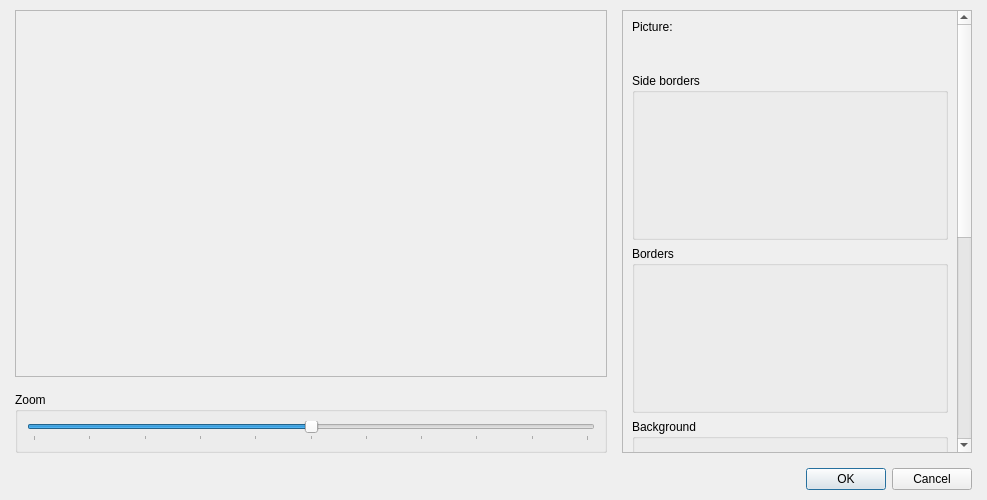
Qt form Editor/Dialogs/Systems/dialogsystemwindowskin.ui (RPG-Paper-Maker/RPG-Paper-Maker) before a commit.
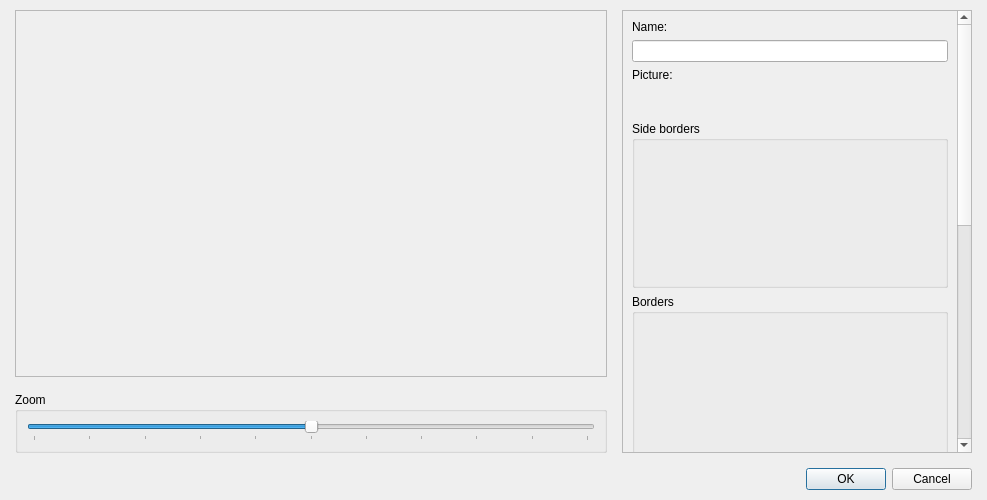
The same form after that commit. Custom widgets are drawn as their Qt base class.

Commit message: [FIX] Impossible to rename window skins

The edit to the form file:
```diff
--- a/Editor/Dialogs/Systems/dialogsystemwindowskin.ui
+++ b/Editor/Dialogs/Systems/dialogsystemwindowskin.ui
@@ -184,14 +184,24 @@
           <property name="geometry">
            <rect>
             <x>0</x>
-            <y>-460</y>
+            <y>0</y>
             <width>334</width>
-            <height>894</height>
+            <height>948</height>
            </rect>
           </property>
           <layout class="QGridLayout" name="gridLayout_8">
            <item row="0" column="0">
             <layout class="QVBoxLayout" name="verticalLayout_7">
+             <item>
+              <widget class="QLabel" name="labelName">
+               <property name="text">
+                <string>Name:</string>
+               </property>
+              </widget>
+             </item>
+             <item>
+              <widget class="QLineEdit" name="lineEditName"/>
+             </item>
              <item>
               <widget class="QLabel" name="labelPicture">
                <property name="text">
```
The commit also changes 3 other files.
